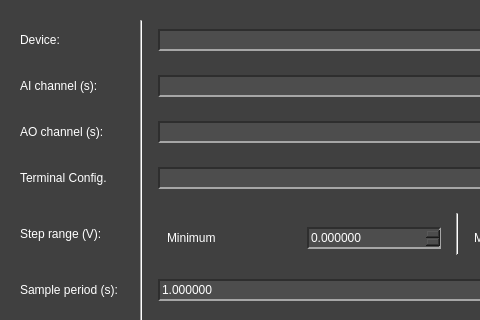
This is pydaq/uis/PyDAQ_step_response_NIDAQ_widget.ui in viniciusfs14/pydaq as Qt 5 draws it before an edit; both pictures show x 0 to 480 and y 0 to 320 of the 786 by 671 pixel window. The edited form follows.
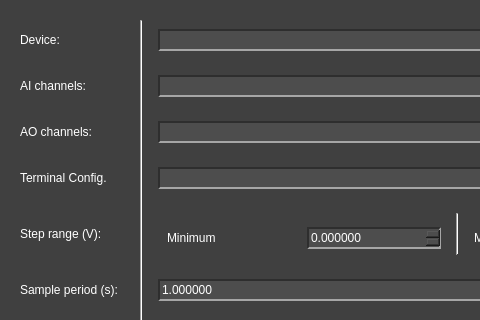
This is the edited form. Icons and pictures are not drawn.

Diff of the .ui file:
```diff
--- a/pydaq/uis/PyDAQ_step_response_NIDAQ_widget.ui
+++ b/pydaq/uis/PyDAQ_step_response_NIDAQ_widget.ui
@@ -634,7 +634,7 @@
          </size>
         </property>
         <property name="text">
-         <string>AI channel (s):</string>
+         <string>AI channels:</string>
         </property>
        </widget>
       </item>
@@ -831,7 +831,7 @@
          </size>
         </property>
         <property name="text">
-         <string>AO channel (s):</string>
+         <string>AO channels:</string>
         </property>
        </widget>
       </item>
```
Left out of the diff: 2 changed lines with no effect on the pictures.
